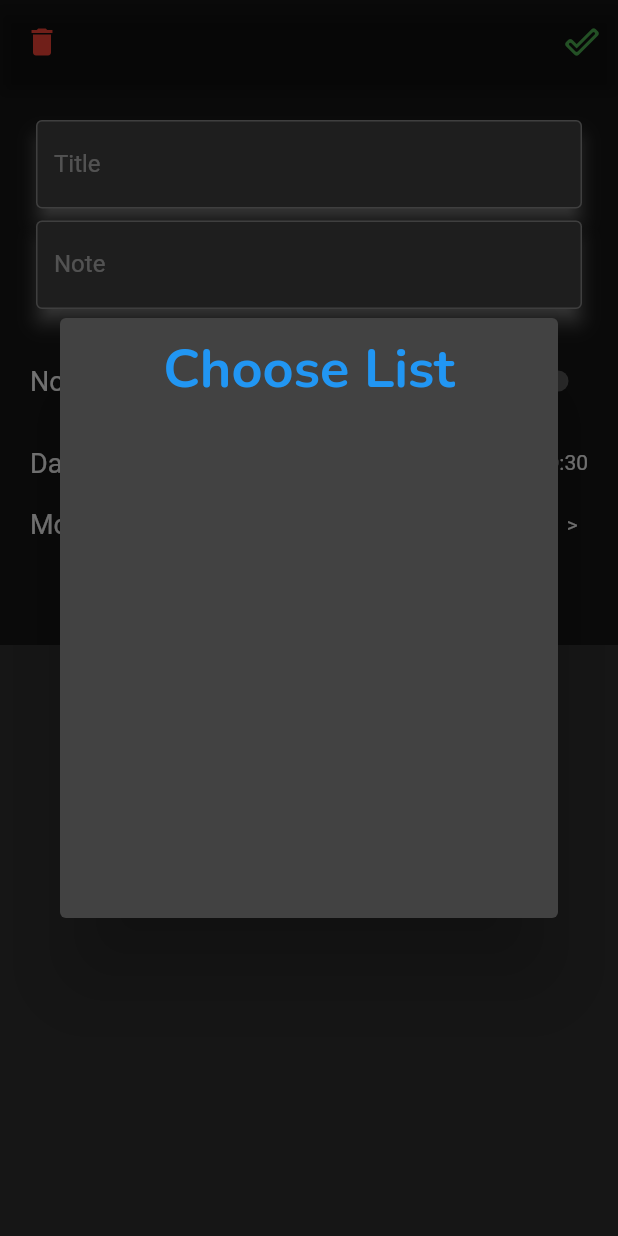
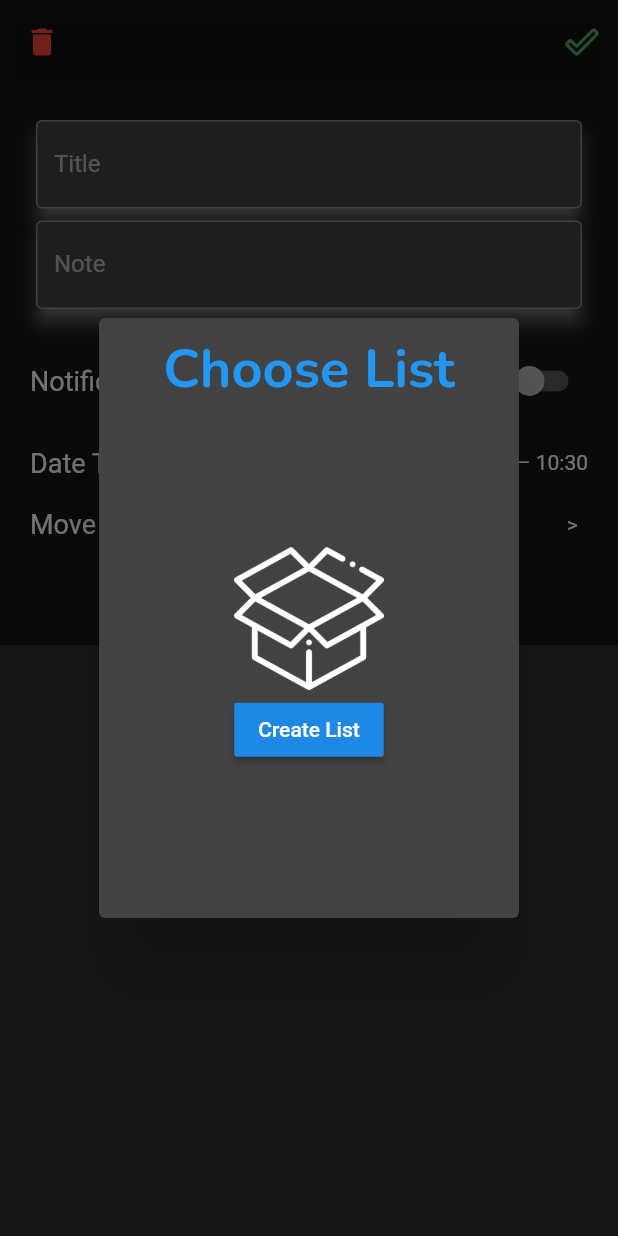
Before and after one commit to ledinhchinh1998/reminder_pro, a Flutter app: the ShowBottomSheetNote widget shown alone on an empty page, opened directly with empty values, after a tap on "Move to List", on a phone screen of 412 x 824 dp. Run offline on Flutter 3.47's test engine with Material 2 defaults, Android fonts, the phone set to English and light mode, and no system bars; our stand-ins replace circular_check_box, flutter_local_notifications, flutter_slidable, get, google_fonts, rxdart and 2 more; missing offline and left inert: flutter_animator; accounts and stored records are empty.

Commit message:
push nofication

```diff
--- a/lib/app/modules/create_note/list_note_view.dart
+++ b/lib/app/modules/create_note/list_note_view.dart
@@ -5,6 +5,7 @@ import 'package:flutter_animator/flutter_animator.dart';
 import 'package:get/get.dart';
 import 'package:google_fonts/google_fonts.dart';
 import 'package:note_app_pro/app/data/model/schedule_model.dart';
+import 'package:note_app_pro/app/modules/home/create_list_view/create_list_view.dart';
 import 'package:note_app_pro/app/modules/home/home_controller.dart';
 import 'package:note_app_pro/app/themes/style.dart';
 import 'package:intl/intl.dart';
@@ -406,14 +407,16 @@ class _ShowBottomSheetNoteState extends State<ShowBottomSheetNote> {
                     onTap: () {
                       //Show dialog
                       Get.dialog(Dialog(
-                        child: Container(
+                        child: Obx((){
+                          return Container(
                             padding: EdgeInsets.all(10),
                             height: 400,
                             child: Column(
                               children: [
                                 Text('Choose List', style: titleText24BLUE,),
                                 Expanded(
-                                child: ListView.separated(
+                                  child: controller.calendars
+                                      .value.length > 0 ? ListView.separated(
                                     itemCount: controller.calendars.value.length,
                                     separatorBuilder: (BuildContext context,
                                         int index) {
@@ -433,11 +436,25 @@ class _ShowBottomSheetNoteState extends State<ShowBottomSheetNote> {
                                         title: Text('${item.title}'),
                                       );
                                     },
+                                  ) : Column(
+                                    mainAxisAlignment: MainAxisAlignment.center,
+                                    children: [
+                                      Image.asset("assets/box.png",width: 100,height: 100,color: Colors.white,),
+                                      RaisedButton(
+                                        onPressed: () async{
+                                          var res = await Get.to(CreateListView());
+                                          print(res);
+                                          setState(() {});
+                                        },
+                                        child: Text('Create List'),
+                                      )
+                                    ],
                                   ),
                                 )
                               ],
                             ),
-                        ),
+                          );
+                        }),
                       ));
                     },
                     child: Row(
@@ -445,7 +462,7 @@ class _ShowBottomSheetNoteState extends State<ShowBottomSheetNote> {
                       children: [
                         Text("Move to List", style: TextStyle(color: Colors
                             .white, fontSize: 18),),
-                        Text("$nameFolder >  ")
+                        Text("${nameFolder.isEmpty ? widget.item.list : nameFolder} >  ")
                       ],
                     ),
                   ),
```
Lines whose indentation alone changed are shown as unchanged.
